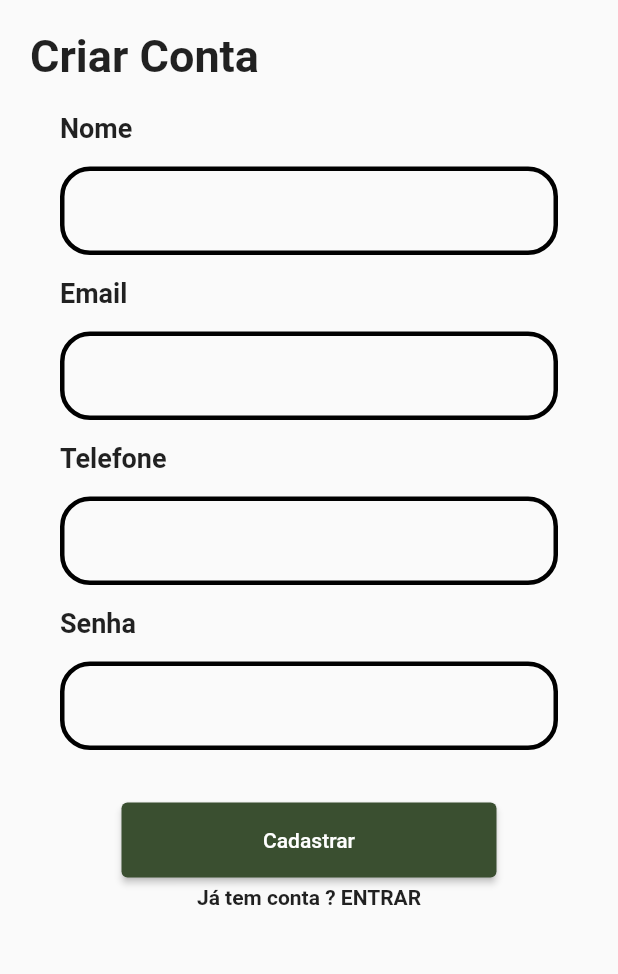
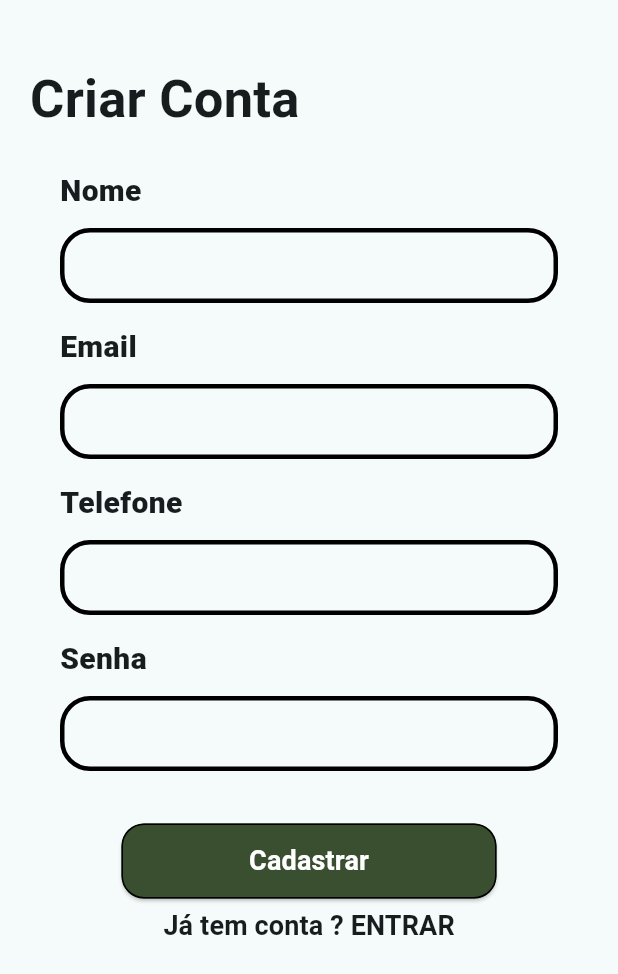
Before and after one commit to gianlucampos/plant_app, a Flutter app: the screen it shows after launch, after a tap on "Quero meu mascote verdinho", on a phone screen of 412 x 824 dp. Shown: the top 974 px of the screen. Run offline on Flutter 3.47's test engine with Material 2 defaults, Android fonts, the phone set to English and light mode, and no system bars; network calls fail.

Commit message:
Estilizando temas do app

```diff
--- a/lib/component/elevated_button_component.dart
+++ b/lib/component/elevated_button_component.dart
@@ -1,20 +1,29 @@
 import 'package:flutter/material.dart';
 import 'package:plant_app/core/app_colors.dart';
 
-Center elevatedButton({
-  required String label,
-  required Function onPressedAction,
-}) {
+Center elevatedButton(
+    {required String label,
+    required Function onPressedAction,
+    TextStyle? textStyle}) {
   return Center(
     child: SizedBox(
       height: 50,
       width: 250,
       child: ElevatedButton(
         style: ButtonStyle(
-            backgroundColor:
-                MaterialStateProperty.all<Color>(AppColors.greenSecondary)),
+          backgroundColor:
+              MaterialStateProperty.all<Color>(AppColors.greenSecondary),
+          shape: MaterialStateProperty.all<RoundedRectangleBorder>(
+            RoundedRectangleBorder(
+              borderRadius: BorderRadius.circular(15),
+              side: const BorderSide(color: Colors.black)
+            ),
+          ),
+        ),
         onPressed: () => onPressedAction.call(),
-        child: Text(label),
+        child: Text(label,
+            style: textStyle ??=
+                const TextStyle(fontSize: 15, color: Colors.white)),
       ),
     ),
   );
--- a/lib/component/input_text_component.dart
+++ b/lib/component/input_text_component.dart
@@ -5,9 +5,12 @@ Widget inputText({required String label}) {
     crossAxisAlignment: CrossAxisAlignment.start,
     children: [
       Text(label,
-          style: const TextStyle(fontSize: 18, fontWeight: FontWeight.bold)),
-      const Divider(color: Colors.transparent, height: 15),
-      TextFormField(
+          style: const TextStyle(fontSize: 20, fontWeight: FontWeight.w900)),
+      const Divider(color: Colors.transparent, height: 10),
+      SizedBox(
+        height: 50,
+        child: TextFormField(
+          textAlignVertical: TextAlignVertical.top,
           decoration: InputDecoration(
             labelStyle: const TextStyle(color: Colors.black),
             enabledBorder: OutlineInputBorder(
@@ -21,6 +24,7 @@ Widget inputText({required String label}) {
             fillColor: Colors.white,
           ),
         ),
+      ),
       const Divider(color: Colors.transparent, height: 15),
     ],
   );
--- a/lib/main.dart
+++ b/lib/main.dart
@@ -11,9 +11,26 @@ class MainApp extends StatelessWidget {
 
   @override
   Widget build(BuildContext context) {
-    return const MaterialApp(
-      color: AppColors.background,
-      home: Scaffold(body: WelcomePage()),
+    return MaterialApp(
+      theme: ThemeData(
+        brightness: Brightness.light,
+        useMaterial3: true,
+        appBarTheme: const AppBarTheme(
+          iconTheme: IconThemeData(
+            color: Colors.white, //change your color here
+          ),
+        ),
+        textTheme: const TextTheme(
+          titleMedium: TextStyle(fontSize: 35, fontWeight: FontWeight.bold),
+          titleSmall: TextStyle(fontSize: 22, color: Colors.black87, fontWeight: FontWeight.w900),
+          bodyLarge: TextStyle(fontSize: 18),
+          labelLarge: TextStyle(fontSize: 18, fontWeight: FontWeight.bold),
+          labelMedium: TextStyle(fontSize: 15, fontWeight: FontWeight.bold, color: Colors.white),
+        ),
+        colorScheme: ColorScheme.fromSeed(
+            seedColor: Colors.white, background: AppColors.background),
+      ),
+      home: const Scaffold(body: WelcomePage()),
     );
   }
 }
--- a/lib/pages/login/create_account_page.dart
+++ b/lib/pages/login/create_account_page.dart
@@ -11,17 +11,15 @@ class CreateAccountPage extends StatelessWidget {
   @override
   Widget build(BuildContext context) {
     return Scaffold(
-        resizeToAvoidBottomInset: false,
-        body: Padding(
-          padding: const EdgeInsets.symmetric(horizontal: 20, vertical: 20),
+        body: SingleChildScrollView(
+      child: Padding(
+        padding: const EdgeInsets.symmetric(horizontal: 20, vertical: 40),
         child: Column(
           crossAxisAlignment: CrossAxisAlignment.start,
           children: [
-              const Text('Criar Conta',
-                  style: TextStyle(fontSize: 30, fontWeight: FontWeight.bold)),
+            Text('Criar Conta', style: Theme.of(context).textTheme.titleMedium),
             Padding(
-                padding:
-                    const EdgeInsets.symmetric(horizontal: 20, vertical: 20),
+              padding: const EdgeInsets.symmetric(horizontal: 20, vertical: 20),
               child: Form(
                 key: _formKey,
                 child: Column(
@@ -35,6 +33,7 @@ class CreateAccountPage extends StatelessWidget {
               ),
             ),
             elevatedButton(
+              textStyle: Theme.of(context).textTheme.labelLarge!.merge(const TextStyle(color: Colors.white)),
               label: 'Cadastrar',
               onPressedAction: () => Navigator.push(
                 context,
@@ -42,12 +41,13 @@ class CreateAccountPage extends StatelessWidget {
               ),
             ),
             const Divider(color: Colors.transparent, height: 5),
-              const Center(
+            Center(
                 child: Text(
               'Já tem conta ? ENTRAR',
-                style: TextStyle(fontWeight: FontWeight.bold),
+              style: Theme.of(context).textTheme.labelLarge,
             ))
           ],
+        ),
       ),
     ));
   }
--- a/lib/pages/welcome_page.dart
+++ b/lib/pages/welcome_page.dart
@@ -1,30 +1,31 @@
 import 'package:flutter/material.dart';
-import 'package:plant_app/core/app_colors.dart';
+import 'package:plant_app/component/elevated_button_component.dart';
 import 'package:plant_app/pages/login/create_account_page.dart';
-import 'package:plant_app/component/elevated_button_component.dart';
 
 class WelcomePage extends StatelessWidget {
   const WelcomePage({super.key});
 
   @override
   Widget build(BuildContext context) {
-    return Container(
-      color: AppColors.background,
-      child: Padding(
+    return Padding(
       padding: const EdgeInsets.symmetric(horizontal: 20, vertical: 40),
       child: Column(
         crossAxisAlignment: CrossAxisAlignment.start,
         children: [
-            const Text('Plant!',
-                textScaleFactor: 2,
-                style: TextStyle(fontWeight: FontWeight.bold)),
+          Text('Plant!', style: Theme.of(context).textTheme.titleMedium),
           const Spacer(flex: 2),
-            const Text('Bem-Vindo',
-                style: TextStyle(
-                    fontWeight: FontWeight.bold, fontStyle: FontStyle.italic)),
+          Text(
+            'Bem-Vindo',
+            style: Theme.of(context)
+                .textTheme
+                .titleSmall!
+                .merge(const TextStyle(fontStyle: FontStyle.italic)),
+          ),
           const Spacer(flex: 4),
-            const Text(
-                'Seja um voluntário e ajude o mundo a ficar um pouco mais verde e tenha seu mascote verdinho'),
+          Text(
+            'Seja um voluntário e ajude o mundo a ficar um pouco mais verde e tenha seu mascote verdinho',
+            style: Theme.of(context).textTheme.bodyLarge,
+          ),
           const Spacer(flex: 16),
           Center(
             child: elevatedButton(
@@ -37,7 +38,6 @@ class WelcomePage extends StatelessWidget {
           ),
         ],
       ),
-      ),
     );
   }
 }
```
Also changed, not shown: lib/pages/home/home_page.dart (+13 -16 lines), lib/pages/home/planting_info_page.dart (added, +10 -0 lines), lib/pages/home/profile_page.dart (+12 -13 lines), lib/pages/home/widgets/drawer_widget.dart (+9 -6 lines), lib/pages/login/login_page.dart (+5 -5 lines). Lines whose indentation alone changed are shown as unchanged.
